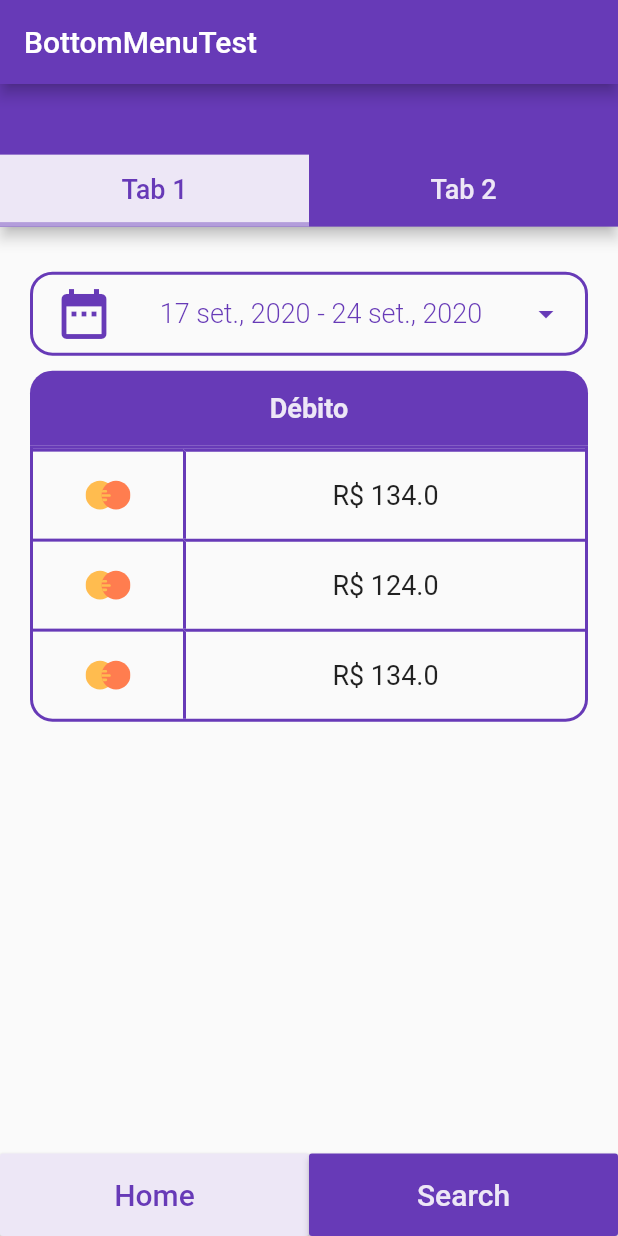
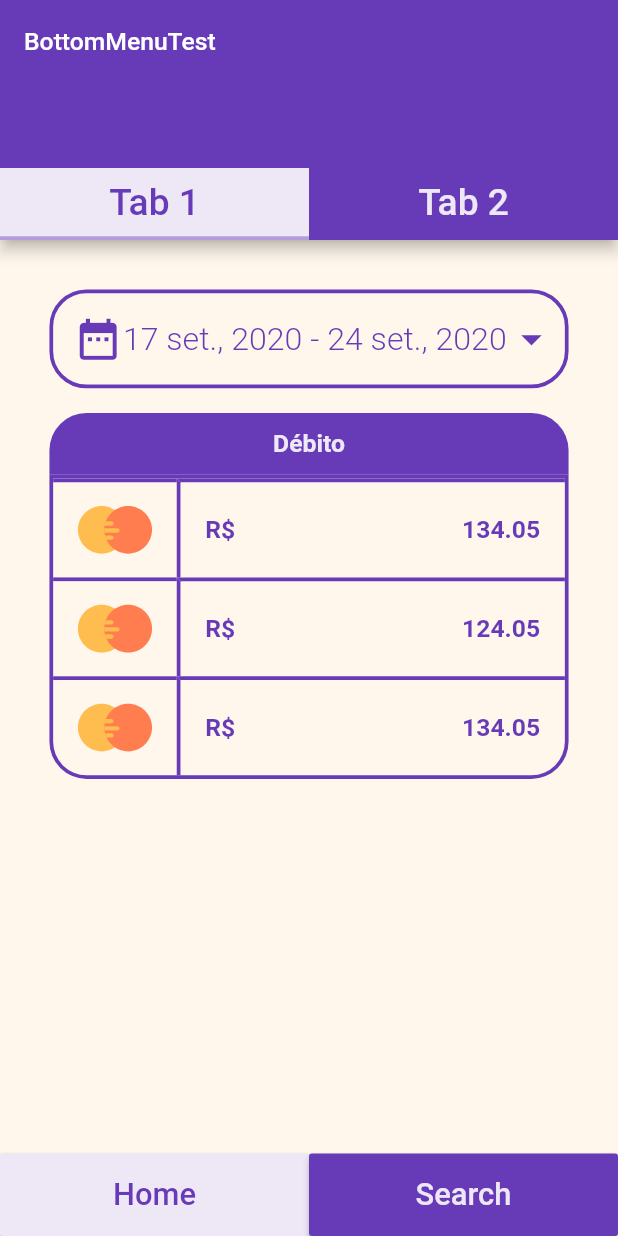
Before and after one commit to AlissonBreno/flutter_studies, a Flutter app: the screen it shows after launch, on a phone screen of 412 x 824 dp. Run offline on Flutter 3.47's test engine with Material 2 defaults, Android fonts, the phone set to English and light mode, and no system bars; our stand-ins replace flutter_svg; missing offline and left inert: date_range_picker.

Commit message:
Responsivity implementation

```diff
--- /dev/null
+++ b/bottom_appbar/lib/constants/size_config.dart
@@ -0,0 +1,33 @@
+import 'package:flutter/rendering.dart';
+import 'package:flutter/material.dart';
+
+class SizeConfig {
+  static double _screenWidth;
+  static double _screenHeight;
+  static double _blockSizeHorizontal;
+  static double _blockSizeVertical;
+
+  static double textMultiplier;
+  static double imageSizeMultiplier;
+  static double heightMultiplier;
+
+  void init(BoxConstraints constraints, Orientation orientation) {
+    if (orientation == Orientation.portrait) {
+      _screenWidth = constraints.maxWidth;
+      _screenHeight = constraints.maxHeight;
+    } else {
+      _screenWidth = constraints.maxHeight;
+      _screenHeight = constraints.maxWidth;
+    }
+
+    _blockSizeHorizontal = _screenWidth / 100;
+    _blockSizeVertical = _screenHeight / 100;
+
+    textMultiplier = _blockSizeVertical;
+    imageSizeMultiplier = _blockSizeHorizontal;
+    heightMultiplier = _blockSizeVertical;
+
+    print(_blockSizeHorizontal);
+    print(_blockSizeVertical);
+  }
+}
--- /dev/null
+++ b/bottom_appbar/lib/constants/styling.dart
@@ -0,0 +1,67 @@
+import 'package:bottom_appbar/constants/size_config.dart';
+import 'package:flutter/material.dart';
+
+class AppTheme {
+  AppTheme._();
+
+  static const Color appBackgroundColor = Color(0xFFFFF7EC);
+  static const Color topBarBackgroundColor = Colors.deepPurple;
+  static const Color selectedTabBackgroundColor = Colors.deepPurple;
+  static const Color unSelectedTabBackgroundColor = Color(0xFFEDE7F6);
+  static const Color subTitleTextColor = Colors.deepPurple;
+
+  static final ThemeData lightTheme = ThemeData(
+    visualDensity: VisualDensity.adaptivePlatformDensity,
+    scaffoldBackgroundColor: AppTheme.appBackgroundColor,
+    primarySwatch: AppTheme.topBarBackgroundColor,
+    brightness: Brightness.light,
+    textTheme: lightTextTheme,
+  );
+
+  static final TextTheme lightTextTheme = TextTheme(
+    headline6: _titleLight,
+    subtitle2: _subTitleLight,
+    button: _buttonLight,
+    headline4: _greetingLight,
+    headline3: _searchLight,
+    bodyText2: _selectedTabLight,
+    bodyText1: _unSelectedTabLight,
+  );
+
+  static final TextStyle _titleLight = TextStyle(
+    color: Colors.deepPurple,
+    fontSize: 3.5 * SizeConfig.textMultiplier,
+  );
+
+  static final TextStyle _subTitleLight = TextStyle(
+    color: subTitleTextColor,
+    fontSize: 2 * SizeConfig.textMultiplier,
+    height: 1.5,
+  );
+
+  static final TextStyle _buttonLight = TextStyle(
+    color: Colors.deepPurple,
+    fontSize: 2.5 * SizeConfig.textMultiplier,
+  );
+
+  static final TextStyle _greetingLight = TextStyle(
+    color: Colors.deepPurple,
+    fontSize: 2.0 * SizeConfig.textMultiplier,
+  );
+
+  static final TextStyle _searchLight = TextStyle(
+    color: Colors.deepPurple,
+    fontSize: 2.3 * SizeConfig.textMultiplier,
+  );
+
+  static final TextStyle _selectedTabLight = TextStyle(
+    color: Colors.deepPurple,
+    fontWeight: FontWeight.bold,
+    fontSize: 2 * SizeConfig.textMultiplier,
+  );
+
+  static final TextStyle _unSelectedTabLight = TextStyle(
+    color: Colors.grey,
+    fontSize: 2 * SizeConfig.textMultiplier,
+  );
+}
--- a/bottom_appbar/lib/home_page.dart
+++ b/bottom_appbar/lib/home_page.dart
@@ -2,15 +2,22 @@ import 'package:bottom_appbar/tabs/homePageTabs/tab1.dart';
 import 'package:bottom_appbar/tabs/homePageTabs/tab2.dart';
 import 'package:flutter/material.dart';
 
+import 'constants/size_config.dart';
+
 class HomePage extends StatefulWidget {
+  final appBarHeight;
+
+  const HomePage({
+    Key key,
+    @required this.appBarHeight,
+  }) : super(key: key);
+
   @override
   _HomePageState createState() => _HomePageState();
-
 }
 
 class _HomePageState extends State<HomePage>
-  with SingleTickerProviderStateMixin {
-
+    with SingleTickerProviderStateMixin {
   TabController _tabController;
 
   @override
@@ -29,7 +36,7 @@ class _HomePageState extends State<HomePage>
   Widget build(BuildContext context) {
     return Scaffold(
       appBar: AppBar(
-        toolbarHeight: MediaQuery.of(context).size.height / 17.5,
+        toolbarHeight: widget.appBarHeight,
         bottom: TabBar(
           controller: _tabController,
           labelColor: Colors.deepPurple,
@@ -37,7 +44,10 @@ class _HomePageState extends State<HomePage>
           indicator: BoxDecoration(
             color: Colors.deepPurple[50],
             border: Border(
-              bottom: BorderSide(color: Colors.deepPurple[200], width: 3.0,),
+              bottom: BorderSide(
+                color: Colors.deepPurple[200],
+                width: 0.3 * SizeConfig.heightMultiplier,
+              ),
             ),
           ),
           tabs: <Widget>[
@@ -46,7 +56,7 @@ class _HomePageState extends State<HomePage>
                 child: Text(
                   'Tab 1',
                   style: TextStyle(
-                    fontSize: 18.0,
+                    fontSize: 3.0 * SizeConfig.heightMultiplier,
                   ),
                 ),
               ),
@@ -56,7 +66,7 @@ class _HomePageState extends State<HomePage>
                 child: Text(
                   'Tab 2',
                   style: TextStyle(
-                    fontSize: 18.0,
+                    fontSize: 3.0 * SizeConfig.heightMultiplier,
                   ),
                 ),
               ),
--- a/bottom_appbar/lib/main.dart
+++ b/bottom_appbar/lib/main.dart
@@ -1,3 +1,5 @@
+import 'package:bottom_appbar/constants/size_config.dart';
+import 'package:bottom_appbar/constants/styling.dart';
 import 'package:flutter/material.dart';
 import 'menu_page.dart';
 
@@ -11,12 +13,14 @@ class MyApp extends StatelessWidget {
   // This widget is the root of your application.
   @override
   Widget build(BuildContext context) {
+    return LayoutBuilder(
+      builder: (context, constraints) {
+        return OrientationBuilder(
+          builder: (context, orientation) {
+            SizeConfig().init(constraints, orientation);
             return MaterialApp(
               debugShowCheckedModeBanner: false,
-      theme: ThemeData(
-        primarySwatch: Colors.deepPurple,
-        visualDensity: VisualDensity.adaptivePlatformDensity,
-      ),
+              theme: AppTheme.lightTheme,
               localizationsDelegates: [
                 GlobalMaterialLocalizations.delegate,
                 GlobalWidgetsLocalizations.delegate
@@ -25,5 +29,9 @@ class MyApp extends StatelessWidget {
               title: 'BottomNavigation Test',
               home: MenuBottomBar(),
             );
+          },
+        );
+      },
+    );
   }
 }
--- a/bottom_appbar/lib/menu_page.dart
+++ b/bottom_appbar/lib/menu_page.dart
@@ -2,6 +2,7 @@ import 'package:bottom_appbar/search_page.dart';
 import 'package:flutter/material.dart';
 import 'package:flutter/rendering.dart';
 
+import 'constants/size_config.dart';
 import 'home_page.dart';
 
 class MenuBottomBar extends StatefulWidget {
@@ -10,21 +11,32 @@ class MenuBottomBar extends StatefulWidget {
 }
 
 class _MenuBottomBarState extends State<MenuBottomBar> {
-
   int _currentIndex = 0;
   bool _isActive = false;
 
-  final tabs = <Widget>[
-    HomePage(),
-    SearchPage()
-  ];
-
   @override
   Widget build(BuildContext context) {
+    AppBar appbar = AppBar(
+      title: Text(
+        'BottomMenuTest',
+        style: TextStyle(
+          fontSize: 2.0 * SizeConfig.heightMultiplier,
+        ),
+      ),
+      elevation: 0.0,
+    );
+
+    final tabs = <Widget>[
+      HomePage(
+        appBarHeight: appbar.preferredSize.height,
+      ),
+      SearchPage(
+        appBarHeight: appbar.preferredSize.height,
+      ),
+    ];
+
     return Scaffold(
-      appBar: AppBar(
-        title: Text('BottomMenuTest'),
-      ),
+      appBar: appbar,
       body: tabs[_currentIndex],
       bottomNavigationBar: Container(
         child: Row(
@@ -36,11 +48,11 @@ class _MenuBottomBarState extends State<MenuBottomBar> {
               child: Text(
                 'Home',
                 style: TextStyle(
-                  fontSize: 20.0,
+                  fontSize: 2.5 * SizeConfig.heightMultiplier,
                   color: !_isActive ? Colors.deepPurple : Colors.deepPurple[50],
                 ),
               ),
-              onPressed: (){
+              onPressed: () {
                 setState(() {
                   _currentIndex = 0;
                   _isActive = false;
@@ -54,11 +66,11 @@ class _MenuBottomBarState extends State<MenuBottomBar> {
               child: Text(
                 'Search',
                 style: TextStyle(
-                  fontSize: 20.0,
+                  fontSize: 2.5 * SizeConfig.heightMultiplier,
                   color: _isActive ? Colors.deepPurple : Colors.deepPurple[50],
                 ),
               ),
-              onPressed: (){
+              onPressed: () {
                 setState(() {
                   _currentIndex = 1;
                   _isActive = true;
@@ -67,7 +79,6 @@ class _MenuBottomBarState extends State<MenuBottomBar> {
             ),
           ],
         ),
-
       ),
     );
   }
--- a/bottom_appbar/lib/search_page.dart
+++ b/bottom_appbar/lib/search_page.dart
@@ -3,13 +3,19 @@ import 'package:bottom_appbar/tabs/searchPageTabs/tab4.dart';
 import 'package:flutter/material.dart';
 
 class SearchPage extends StatefulWidget {
+  final appBarHeight;
+
+  const SearchPage({
+    Key key,
+    @required this.appBarHeight,
+  }) : super(key: key);
+
   @override
   _SearchPageState createState() => _SearchPageState();
 }
 
 class _SearchPageState extends State<SearchPage>
-  with SingleTickerProviderStateMixin {
-
+    with SingleTickerProviderStateMixin {
   TabController _tabController;
 
   @override
@@ -28,7 +34,7 @@ class _SearchPageState extends State<SearchPage>
   Widget build(BuildContext context) {
     return Scaffold(
       appBar: AppBar(
-        toolbarHeight: MediaQuery.of(context).size.height / 17.5,
+        toolbarHeight: widget.appBarHeight,
         bottom: TabBar(
           controller: _tabController,
           labelColor: Colors.deepPurple,
@@ -36,7 +42,10 @@ class _SearchPageState extends State<SearchPage>
           indicator: BoxDecoration(
             color: Colors.deepPurple[50],
             border: Border(
-              bottom: BorderSide(color: Colors.deepPurple[200], width: 3.0,),
+              bottom: BorderSide(
+                color: Colors.deepPurple[200],
+                width: 3.0,
+              ),
             ),
           ),
           tabs: <Widget>[
--- a/bottom_appbar/lib/tabs/homePageTabs/tab1.dart
+++ b/bottom_appbar/lib/tabs/homePageTabs/tab1.dart
@@ -1,18 +1,17 @@
+import 'package:bottom_appbar/constants/size_config.dart';
 import 'package:bottom_appbar/tabs/homePageTabs/tab1Widgets/data_filter.dart';
 import 'package:bottom_appbar/tabs/homePageTabs/tab1Widgets/table.dart';
 import 'package:flutter/material.dart';
-
-
 
 class Tab1 extends StatelessWidget {
   @override
   Widget build(BuildContext context) {
     return Container(
       padding: EdgeInsets.only(
-        top: 30.0,
-        bottom: 10.0,
-        left: 20.0,
-        right: 20.0,
+        top: 4.0 * SizeConfig.heightMultiplier,
+        bottom: 4.0 * SizeConfig.heightMultiplier,
+        left: 4.0 * SizeConfig.heightMultiplier,
+        right: 4.0 * SizeConfig.heightMultiplier,
       ),
       child: Column(
         crossAxisAlignment: CrossAxisAlignment.stretch,
@@ -20,9 +19,8 @@ class Tab1 extends StatelessWidget {
         children: <Widget>[
           DataFilter(),
           Padding(
-            padding: const EdgeInsets.only(
-              top: 10.0,
-              bottom: 15.0,
+            padding: EdgeInsets.only(
+              top: 2.0 * SizeConfig.heightMultiplier,
             ),
             child: ReportTable(
               title: 'Débito',
@@ -35,8 +33,8 @@ class Tab1 extends StatelessWidget {
   }
 }
 
-List <Map<String, dynamic>> fakeList = [
-  {'avatar': 'assets/icons/mastercard.svg', 'valor': 134.00},
-  {'avatar': 'assets/icons/mastercard.svg', 'valor': 124.00},
-  {'avatar': 'assets/icons/mastercard.svg', 'valor': 134.00}
+List<Map<String, dynamic>> fakeList = [
+  {'avatar': 'assets/icons/mastercard.svg', 'valor': 134.05},
+  {'avatar': 'assets/icons/mastercard.svg', 'valor': 124.05},
+  {'avatar': 'assets/icons/mastercard.svg', 'valor': 134.05}
 ];
--- a/bottom_appbar/lib/tabs/homePageTabs/tab1Widgets/data_filter.dart
+++ b/bottom_appbar/lib/tabs/homePageTabs/tab1Widgets/data_filter.dart
@@ -1,3 +1,4 @@
+import 'package:bottom_appbar/constants/size_config.dart';
 import 'package:flutter/material.dart';
 import 'dart:async';
 import 'package:date_range_picker/date_range_picker.dart' as DateRagePicker;
@@ -22,7 +23,7 @@ class _DataFilterState extends State<DataFilter> {
       lastDate: new DateTime(DateTime.now().year + 50),
       // locale: Locale("pt", "Br"),
     );
-    if(picked != null && picked.length == 2){
+    if (picked != null && picked.length == 2) {
       setState(() {
         _startDate = picked[0];
         _endDate = picked[1];
@@ -32,47 +33,46 @@ class _DataFilterState extends State<DataFilter> {
 
   @override
   Widget build(BuildContext context) {
-
     initializeDateFormatting('pt_BR', null);
     var dateFormatter = new DateFormat('dd MMM, yyyy', 'pt_BR');
     String startDate = dateFormatter.format(_startDate);
     String endDate = dateFormatter.format(_endDate);
 
-
-
     return OutlineButton(
-      shape: RoundedRectangleBorder(borderRadius: BorderRadius.circular(15.0)),
+      shape: RoundedRectangleBorder(
+          borderRadius:
+              BorderRadius.circular(3.0 * SizeConfig.heightMultiplier)),
       textColor: Colors.deepPurple,
       borderSide: BorderSide(
         color: Colors.deepPurple,
-        width: 2.0
+        width: 0.3 * SizeConfig.heightMultiplier,
       ),
       child: Padding(
-        padding: const EdgeInsets.only(
-          top:8.0,
-          bottom: 8.0
+        padding: EdgeInsets.only(
+          top: 2.0 * SizeConfig.heightMultiplier,
+          bottom: 2.0 * SizeConfig.heightMultiplier,
         ),
         child: Row(
           mainAxisAlignment: MainAxisAlignment.spaceBetween,
           children: <Widget>[
             Icon(
               Icons.date_range,
-              size: 40.0,
+              size: 4.0 * SizeConfig.heightMultiplier,
             ),
             Text(
               '$startDate - $endDate',
-              // '11 Junho, 2020 - 17 Julho, 2020',
               style: TextStyle(
-                fontSize: 18.0,
-                fontWeight: FontWeight.w300
+                fontSize: 2.6 * SizeConfig.heightMultiplier,
+                fontWeight: FontWeight.w300,
               ),
             ),
-            Icon(Icons.arrow_drop_down)
+            Icon(
+              Icons.arrow_drop_down,
+              size: 4.0 * SizeConfig.heightMultiplier,
+            ),
           ],
         ),
       ),
-      //TODO make Date Range pick work
-      //https://pub.dev/packages/syncfusion_flutter_datepicker
       onPressed: () async {
         await displayDateRangePicker(context);
       },
--- a/bottom_appbar/lib/tabs/homePageTabs/tab1Widgets/table.dart
+++ b/bottom_appbar/lib/tabs/homePageTabs/tab1Widgets/table.dart
@@ -1,8 +1,8 @@
+import 'package:bottom_appbar/constants/size_config.dart';
 import 'package:bottom_appbar/tabs/homePageTabs/tab1Widgets/table_row.dart';
 import 'package:flutter/material.dart';
 
 class ReportTable extends StatelessWidget {
-
   final title;
   final rowList;
 
@@ -16,21 +16,20 @@ class ReportTable extends StatelessWidget {
   Widget build(BuildContext context) {
     return Container(
       child: Column(children: <Widget>[
-
         //Table Header
         Container(
           decoration: BoxDecoration(
             borderRadius: BorderRadius.vertical(
-              top: Radius.circular(15.0),
+              top: Radius.circular(3.0 * SizeConfig.heightMultiplier),
             ),
             color: Colors.deepPurple,
           ),
-          height: 50.0,
+          height: 5.0 * SizeConfig.heightMultiplier,
           child: Center(
             child: Text(
               title,
               style: TextStyle(
-                fontSize: 18.0,
+                fontSize: 2.0 * SizeConfig.heightMultiplier,
                 fontWeight: FontWeight.bold,
                 color: Colors.deepPurple[50],
               ),
@@ -41,12 +40,14 @@ class ReportTable extends StatelessWidget {
         //Table Body
         Container(
           decoration: BoxDecoration(
-            border: Border.all(color: Colors.deepPurple, width: 2.0,),
-            borderRadius: BorderRadius.only(
-              bottomLeft: Radius.circular(15.0),
-              bottomRight: Radius.circular(15.0),
-            )
-          ),
+              border: Border.all(
+                color: Colors.deepPurple,
+                width: 0.3 * SizeConfig.heightMultiplier,
+              ),
+              borderRadius: BorderRadius.only(
+                bottomLeft: Radius.circular(3.0 * SizeConfig.heightMultiplier),
+                bottomRight: Radius.circular(3.0 * SizeConfig.heightMultiplier),
+              )),
           child: ListView.builder(
             shrinkWrap: true,
             itemCount: rowList.length,
--- a/bottom_appbar/lib/tabs/homePageTabs/tab1Widgets/table_row.dart
+++ b/bottom_appbar/lib/tabs/homePageTabs/tab1Widgets/table_row.dart
@@ -1,3 +1,5 @@
+import 'package:bottom_appbar/constants/size_config.dart';
+import 'package:bottom_appbar/constants/styling.dart';
 import 'package:flutter/material.dart';
 
 import 'package:flutter_svg/svg.dart';
@@ -7,12 +9,12 @@ class TableRowReport extends StatelessWidget {
   final num priceValue;
   final num tableSize;
 
-  const TableRowReport({
-    Key key,
-    @required this.iconCell,
-    @required this.priceValue,
-    @required this.tableSize
-  }) : super(key: key);
+  const TableRowReport(
+      {Key key,
+      @required this.iconCell,
+      @required this.priceValue,
+      @required this.tableSize})
+      : super(key: key);
 
   @override
   Widget build(BuildContext context) {
@@ -22,15 +24,18 @@ class TableRowReport extends StatelessWidget {
         Container(
           decoration: BoxDecoration(
             border: Border(
-              top: BorderSide(color: Theme.of(context).primaryColor, width: 2.0,),
+              top: BorderSide(
+                color: Theme.of(context).primaryColor,
+                width: 0.3 * SizeConfig.heightMultiplier,
+              ),
             ),
           ),
-          height: 60.0,
-          width: 100.0,
+          height: 8.0 * SizeConfig.heightMultiplier,
+          width: 10.0 * SizeConfig.heightMultiplier,
           child: Center(
             child: SvgPicture.asset(
               iconCell,
-              height: 30.0,
+              width: 6.0 * SizeConfig.heightMultiplier,
             ),
           ),
         ),
@@ -38,16 +43,41 @@ class TableRowReport extends StatelessWidget {
           child: Container(
             decoration: BoxDecoration(
               border: Border(
-                top: BorderSide(color: Theme.of(context).primaryColor, width: 2.0,),
-                left: BorderSide(color: Theme.of(context).primaryColor, width: 2.0,),
+                top: BorderSide(
+                  color: Theme.of(context).primaryColor,
+                  width: 0.3 * SizeConfig.heightMultiplier,
+                ),
+                left: BorderSide(
+                  color: Theme.of(context).primaryColor,
+                  width: 0.3 * SizeConfig.heightMultiplier,
+                ),
               ),
             ),
-            height: 60.0,
+            height: 8.0 * SizeConfig.heightMultiplier,
             child: Center(
-              child: Text(
-                'R\$ $priceValue',
-                style: TextStyle(
-                  fontSize: 18.0,
+              child: Padding(
+                padding: EdgeInsets.only(
+                  left: 2.0 * SizeConfig.heightMultiplier,
+                  right: 2.0 * SizeConfig.heightMultiplier,
+                ),
+                child: Row(
+                  mainAxisAlignment: MainAxisAlignment.spaceBetween,
+                  children: <Widget>[
+                    Text(
+                      'R\$ ',
+                      style: TextStyle(
+                        fontSize: 2.0 * SizeConfig.heightMultiplier,
+                        color: AppTheme.subTitleTextColor,
+                      ),
+                    ),
+                    Text(
+                      '$priceValue',
+                      style: TextStyle(
+                        fontSize: 2.0 * SizeConfig.heightMultiplier,
+                        color: AppTheme.subTitleTextColor,
+                      ),
+                    ),
+                  ],
                 ),
               ),
             ),
```
Lines whose indentation alone changed are shown as unchanged.
